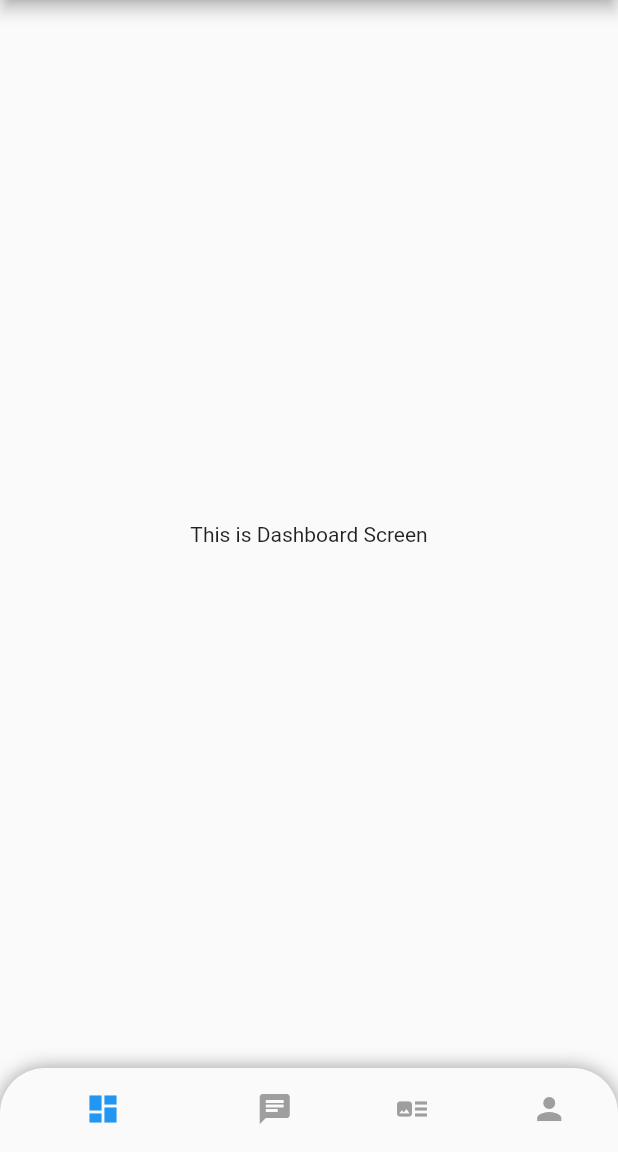
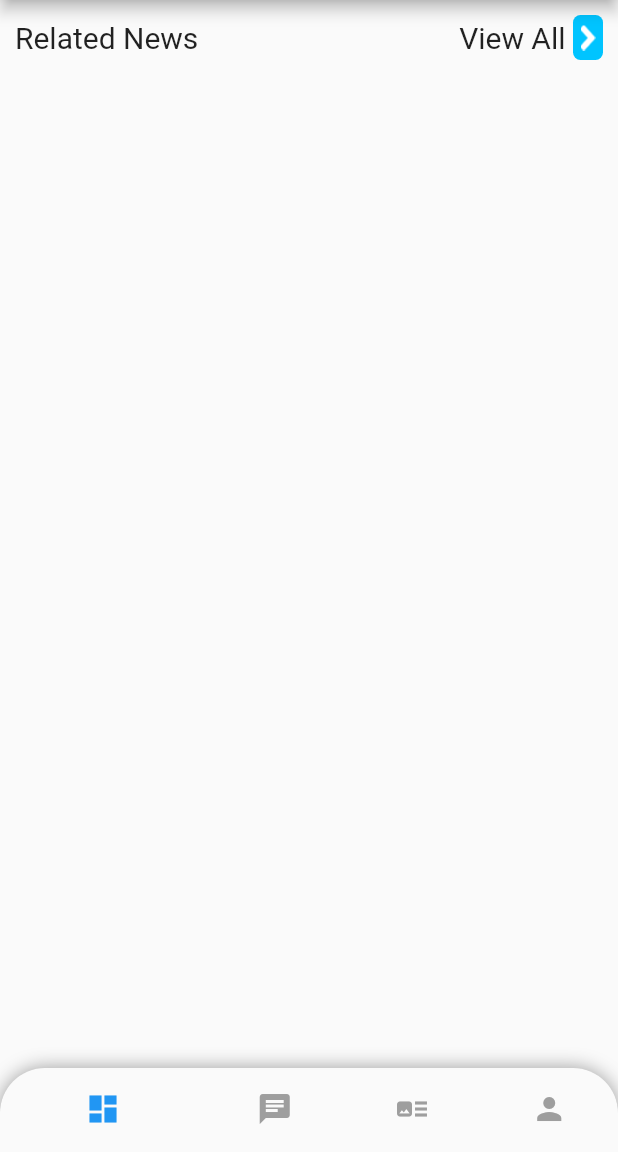
Before and after one commit to RafiIzzatulRizquFaris/coronas_watcher_flutter, a Flutter app: the screen it shows after launch, after a tap on "Login", on a phone screen of 412 x 824 dp, the part 84-1236 px from its top. Run offline on Flutter 3.47's test engine with Material 2 defaults, Android fonts, the phone set to English and light mode, and no system bars.

```diff
--- a/lib/ui/mainpage/dashboard.dart
+++ b/lib/ui/mainpage/dashboard.dart
@@ -11,8 +11,47 @@ class DashboardScreen extends State<Dashboard> {
   @override
   Widget build(BuildContext context) {
     return Scaffold(
-      body: Center(
-        child: Text("This is Dashboard Screen"),
+      body: Container(
+        margin: EdgeInsets.all(10),
+        child: ListView(
+          children: [
+            Row(
+              mainAxisAlignment: MainAxisAlignment.spaceBetween,
+              children: [
+                Text(
+                  "Related News",
+                  style: TextStyle(
+                    fontSize: 20,
+                  ),
+                ),
+                Row(
+                  children: [
+                    Text(
+                      "View All",
+                      style: TextStyle(
+                        fontSize: 20,
+                      ),
+                    ),
+                    SizedBox(width: 5,),
+                    Container(
+                      padding: EdgeInsets.all(5),
+                      decoration: BoxDecoration(
+                        color: Color(0xff00C4FF),
+                        shape: BoxShape.rectangle,
+                        borderRadius: BorderRadius.all(Radius.circular(5)),
+                      ),
+                      child: Image.asset(
+                        "assets/icon-angle-right.png",
+                        width: 10,
+                        height: 20,
+                      ),
+                    )
+                  ],
+                )
+              ],
+            ),
+          ],
+        ),
       ),
     );
   }
```
Also changed, not shown: pubspec.yaml (+3 -4 lines).
